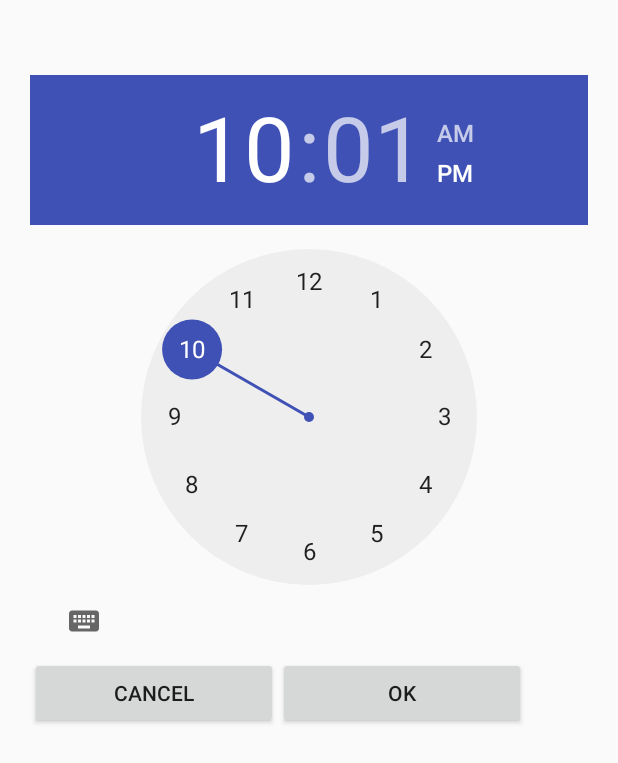
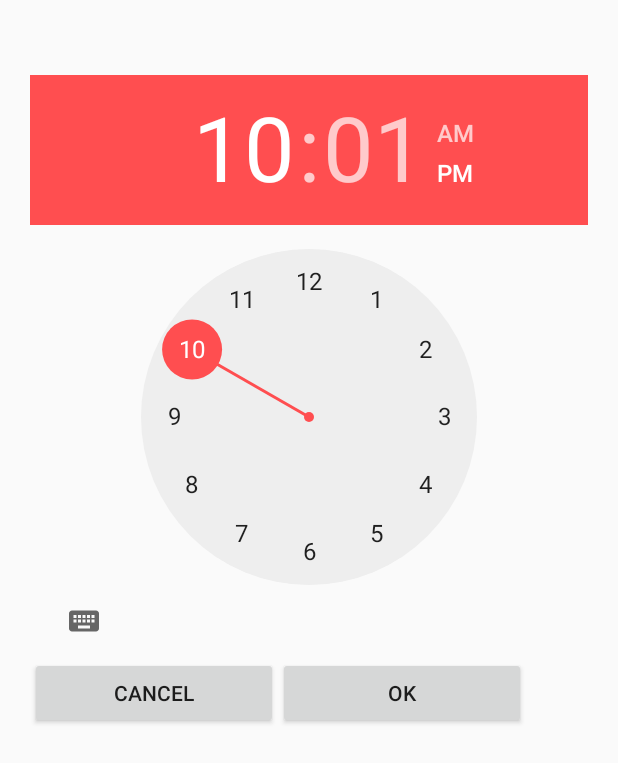
Before and after one commit to mikeserato/AlarmCock, an Android app: the AddAlarm screen opened directly, with no data from a screen before it, on a phone screen of 412 x 824 dp. Shown: the top 763 px of the screen. Run offline under Robolectric (Android 15) with nearby library versions, the phone set to English and light mode, and no system bars.

Commit message:
changed interface

```diff
--- a/AlarmCock/app/src/main/java/com/app/alarmcock/AlarmActivity.java
+++ b/AlarmCock/app/src/main/java/com/app/alarmcock/AlarmActivity.java
@@ -16,8 +16,6 @@ import android.view.Window;
 import android.view.WindowManager;
 import android.widget.Button;
 import android.widget.EditText;
-
-import org.w3c.dom.Text;
 
 import java.io.IOException;
 import java.util.Random;
--- a/AlarmCock/app/src/main/res/layout/activity_main.xml
+++ b/AlarmCock/app/src/main/res/layout/activity_main.xml
@@ -15,6 +15,6 @@
         android:layout_margin="@dimen/fab_margin"
         android:onClick="onAddAlarmClick"
         app:backgroundTint="@color/colorPrimary"
-        app:srcCompat="@android:drawable/ic_input_add" />
+        app:srcCompat="@android:drawable/ic_menu_add" />
 
 </android.support.design.widget.CoordinatorLayout>
--- a/AlarmCock/app/src/main/res/values/colors.xml
+++ b/AlarmCock/app/src/main/res/values/colors.xml
@@ -1,7 +1,7 @@
 <?xml version="1.0" encoding="utf-8"?>
 <resources>
-    <color name="colorPrimary">#3f51b5</color>
-    <color name="colorPrimaryDark">#303f9f</color>
-    <color name="colorAccent">#FF4081</color>
-    <color name="blue_grey_800_50p">#e237474f</color>
+    <color name="colorPrimary">#FF4E50</color>
+    <color name="colorPrimaryDark">#F9D423</color>
+    <color name="colorAccent">#EDE574</color>
+    <color name="blue_grey_800_50p">#ffff</color>
 </resources>
```
